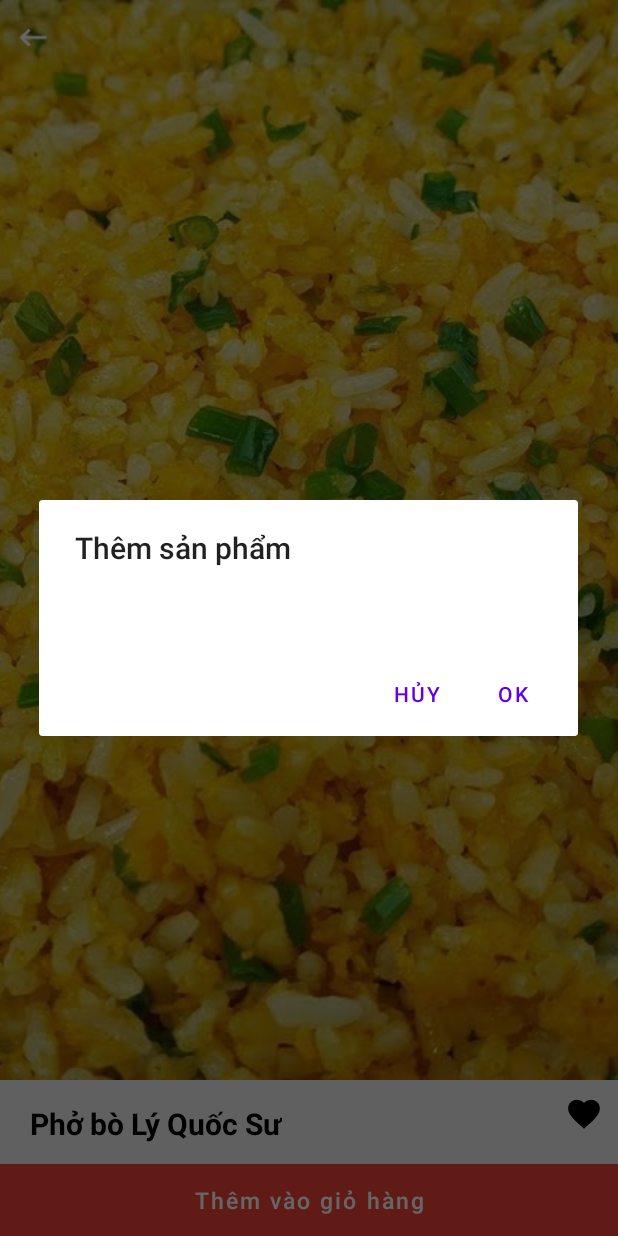
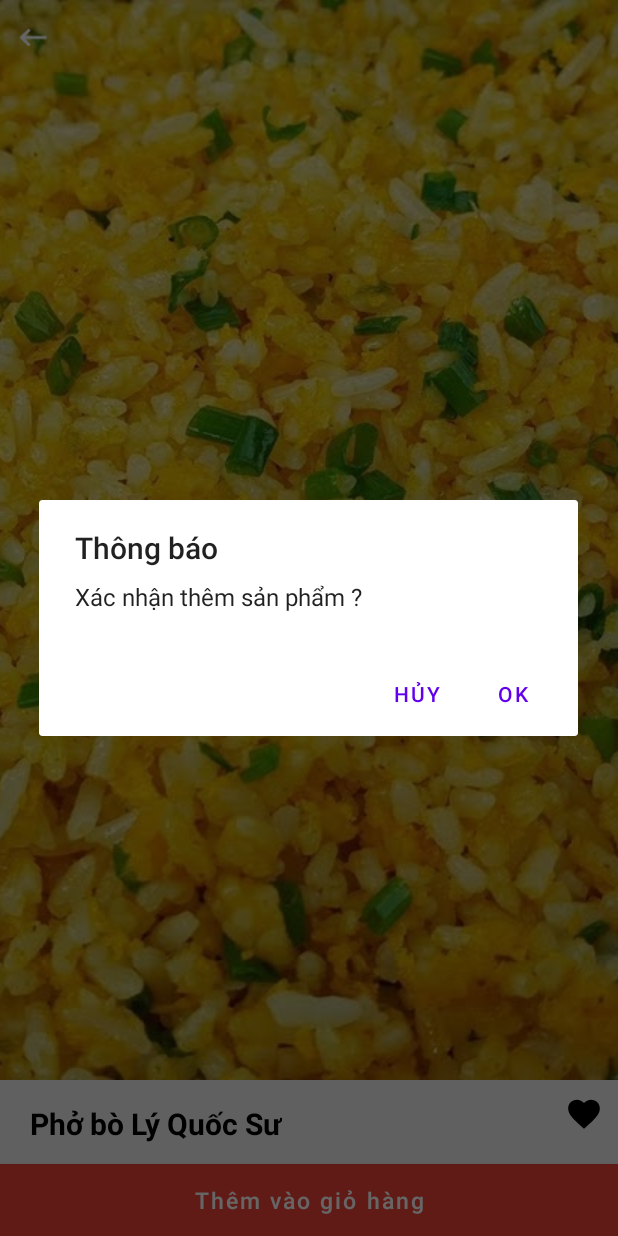
Before and after one commit to XiZhangPhuong/tichhophethong, an Android app: the InforActivity screen opened directly, with no data from a screen before it, after a tap on "Thêm vào giỏ hàng", on a phone screen of 412 x 824 dp. Run offline under Robolectric (Android 15) with nearby library versions, the phone set to English and light mode, and no system bars; our stand-ins replace Firebase (no records; nobody signed in at launch, a user with empty details on screens opened directly), Picasso; pictures from the network do not load; 9 statements that could not run were skipped.

Commit message:
Update code

```diff
--- a/app/src/main/java/com/example/fastfooddelivery2023/Activity/InforActivity.java
+++ b/app/src/main/java/com/example/fastfooddelivery2023/Activity/InforActivity.java
@@ -51,7 +51,7 @@ import java.util.Collections;
 import java.util.List;
 
 public class InforActivity extends AppCompatActivity {
-private ImageView img_return,img_getImageFood,img_like_Food;
+private ImageView img_return,img_getImageFood,img_like_Food,img_dislike_Food;
 private TextView txt_getNameFood,txt_getCategory_Food,txt_getPriceFood,txt_getInForFood;
 private Button btn_addTOCart;
 private User user;
@@ -77,6 +77,7 @@ public static List<Food> listFoodFB = new ArrayList<>();
             setWindow();
             initView();
             showFloatingButton();
+
             loadDataFood();
             pushComment();
             loadDataComment();
@@ -98,6 +99,7 @@ public static List<Food> listFoodFB = new ArrayList<>();
         txt_getInForFood.setText(food.getInformation_Food());
         txt_getPriceFood.setText(food.getPrice_Food()+" đ");
     }
+
     private void showFloatingButton(){
         floating.setVisibility(View.GONE);
         scrollView.getViewTreeObserver().addOnScrollChangedListener(new ViewTreeObserver.OnScrollChangedListener() {
@@ -147,8 +149,8 @@ public static List<Food> listFoodFB = new ArrayList<>();
             @Override
             public void onClick(View view) {
                 AlertDialog.Builder builder = new AlertDialog.Builder(InforActivity.this);
-                builder.setTitle("Thêm sản phẩm")
-                        .setMessage("")
+                builder.setTitle("Thông báo")
+                        .setMessage("Xác nhận thêm sản phẩm ? ")
                         .setPositiveButton("Ok", new DialogInterface.OnClickListener() {
                             @Override
                             public void onClick(DialogInterface dialogInterface, int i) {
@@ -291,6 +293,7 @@ public static List<Food> listFoodFB = new ArrayList<>();
                 img_return = findViewById(R.id.img_return);
                 img_getImageFood = findViewById(R.id.img_getImageFood);
                 img_like_Food = findViewById(R.id.img_like_Food);
+
                 txt_getNameFood = findViewById(R.id.txt_getNameFood);
                 txt_getCategory_Food = findViewById(R.id.txt_getCategory_Food);
                 txt_getPriceFood = findViewById(R.id.txt_getPriceFood);
--- a/app/src/main/res/layout/activity_infor.xml
+++ b/app/src/main/res/layout/activity_infor.xml
@@ -93,6 +93,8 @@
                     android:layout_marginTop="10dp"
                     android:layout_marginRight="10dp"
                     app:srcCompat="@drawable/ic_favorite_24" />
+
+
 
                 <TextView
                     android:id="@+id/txt_getCategory_Food"
```
